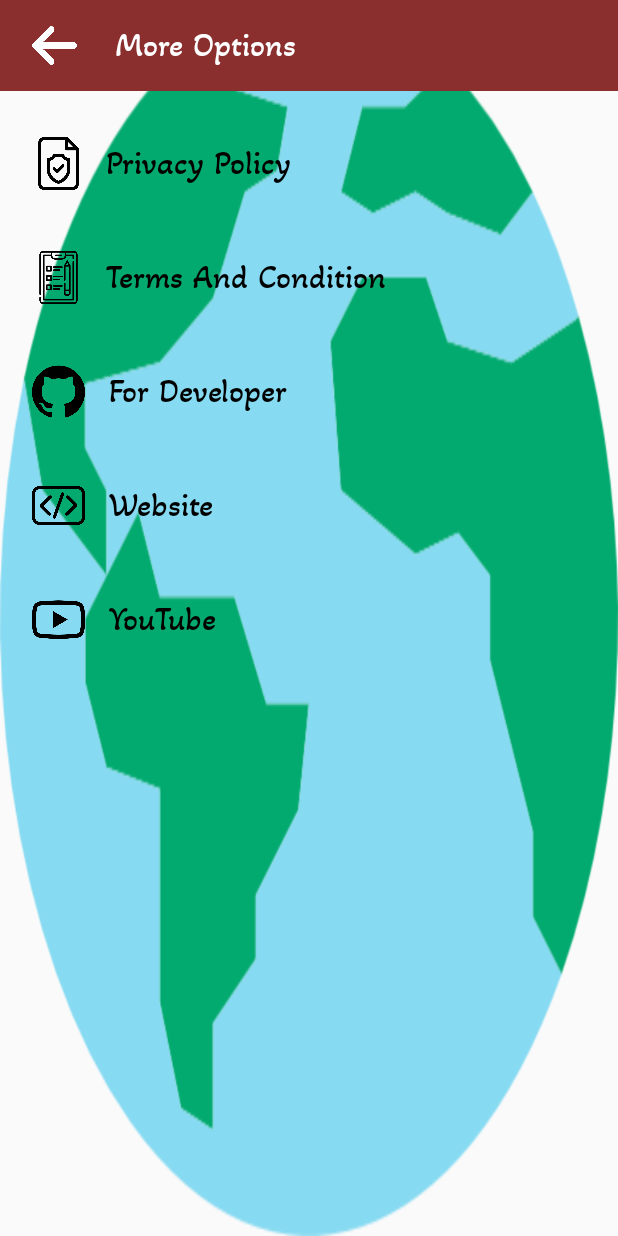
After one commit to arnoldvaz27/CountriesOfWorld, an Android app: the MoreMenu screen opened directly, with no data from a screen before it, on a phone screen of 412 x 824 dp. The commit adds this screen. Run offline under Robolectric (Android 15) with nearby library versions, the light colour scheme and no system bars; network calls fail.

Commit message:
More menu function added

```diff
--- a/app/src/main/AndroidManifest.xml
+++ b/app/src/main/AndroidManifest.xml
@@ -15,6 +15,7 @@
         android:supportsRtl="true"
         android:theme="@style/Theme.CountriesOfWorld"
         tools:ignore="AllowBackup">
+        <activity android:name=".Activity.MoreMenu"/>
         <activity android:name="com.arnold.countriesofworld.Activity.SplashScreen">
             <intent-filter>
                 <action android:name="android.intent.action.MAIN" />
--- a/app/src/main/java/com/arnold/countriesofworld/Activity/MainActivity.java
+++ b/app/src/main/java/com/arnold/countriesofworld/Activity/MainActivity.java
@@ -34,10 +34,11 @@ import org.json.JSONObject;
 import java.util.ArrayList;
 import java.util.List;
 
+@SuppressWarnings({"deprecation"})
 public class MainActivity extends AppCompatActivity implements CountryListeners {
 
     // declaration of the various views and components
-    ImageView imageView;
+    ImageView imageView, imageView1;
     String countryName, countryBorders, population, subregion, region, capital, flag, languages;
     private RecyclerView countryRecyclerView;
     private List<Country> countriesList;
@@ -54,6 +55,7 @@ public class MainActivity extends AppCompatActivity implements CountryListeners
         //initializing
         loadingBar = new ProgressDialog(this);
         imageView = findViewById(R.id.delete);
+        imageView1 = findViewById(R.id.more);
         countryRecyclerView = findViewById(R.id.RecyclerView);
 
         LinearLayoutManager linearLayoutManager = new LinearLayoutManager(MainActivity.this);
@@ -134,7 +136,7 @@ public class MainActivity extends AppCompatActivity implements CountryListeners
                 }
 
                 @Override
-            protected void onPostExecute (List < Country > countries) {
+                protected void onPostExecute(List<Country> countries) {
                     super.onPostExecute(countries);
                     if (b == 0) {
                         Display();
@@ -166,9 +168,10 @@ public class MainActivity extends AppCompatActivity implements CountryListeners
         //end of the checking of the network state
 
         //imageview with click listener, which will delete the data after the user clicks on this view
-        imageView.setOnClickListener(v ->
+        imageView.setOnClickListener(v -> DeletingData());
 
-    DeletingData());
+
+        imageView1.setOnClickListener(v -> startActivity(new Intent(getApplicationContext(), MoreMenu.class)));
 
         //imageview with click listener, which will reload the whole activity without any animation.
         findViewById(R.id.refresh).
@@ -295,6 +298,7 @@ public class MainActivity extends AppCompatActivity implements CountryListeners
                         .countryDao().getAllCountries();
             }
 
+            @SuppressLint("NotifyDataSetChanged")
             @Override
             protected void onPostExecute(List<Country> countries) {
                 super.onPostExecute(countries);
@@ -315,6 +319,7 @@ public class MainActivity extends AppCompatActivity implements CountryListeners
 
     //method for deleting all the data from the room database
     public void DeletingData() {
+        @SuppressLint("StaticFieldLeak")
         class Delete extends AsyncTask<Void, Void, List<Country>> {
             @Override
             protected List<Country> doInBackground(Void... voids) {
--- /dev/null
+++ b/app/src/main/java/com/arnold/countriesofworld/Activity/MoreMenu.java
@@ -0,0 +1,27 @@
+package com.arnold.countriesofworld.Activity;
+
+import android.content.Intent;
+import android.net.Uri;
+import android.os.Bundle;
+
+import androidx.appcompat.app.AppCompatActivity;
+
+import com.arnold.countriesofworld.R;
+
+public class MoreMenu extends AppCompatActivity {
+
+    @Override
+    protected void onCreate(Bundle savedInstanceState) {
+        super.onCreate(savedInstanceState);
+        getWindow().setStatusBarColor(getResources().getColor(R.color.holo_red));
+        setContentView(R.layout.more_menu);
+
+        findViewById(R.id.back).setOnClickListener(v -> finish());
+
+        findViewById(R.id.privacy).setOnClickListener(v -> startActivity(new Intent(Intent.ACTION_VIEW, Uri.parse("https://programmingdrive.blogspot.com/2021/08/Privacy%20Policy%20For%20Countries%20Of%20World.html"))));
+        findViewById(R.id.terms).setOnClickListener(v -> startActivity(new Intent(Intent.ACTION_VIEW, Uri.parse("https://programmingdrive.blogspot.com/2021/08/Terms%20and%20Condition%20For%20Countries%20Of%20World.html"))));
+        findViewById(R.id.developer).setOnClickListener(v -> startActivity(new Intent(Intent.ACTION_VIEW, Uri.parse("https://github.com/arnoldvaz27/CountriesOfWorld"))));
+        findViewById(R.id.website).setOnClickListener(v -> startActivity(new Intent(Intent.ACTION_VIEW, Uri.parse("https://linktr.ee/arnoldvaz"))));
+        findViewById(R.id.youtube).setOnClickListener(v -> startActivity(new Intent(Intent.ACTION_VIEW, Uri.parse("https://youtu.be/7DXtLKiA5NU"))));
+    }
+}
--- /dev/null
+++ b/app/src/main/res/drawable/menu.xml
@@ -0,0 +1,10 @@
+<vector xmlns:android="http://schemas.android.com/apk/res/android"
+    android:width="24dp"
+    android:height="24dp"
+    android:viewportWidth="24"
+    android:viewportHeight="24"
+    android:tint="?attr/colorControlNormal">
+  <path
+      android:fillColor="@android:color/white"
+      android:pathData="M3,18h18v-2L3,16v2zM3,13h18v-2L3,11v2zM3,6v2h18L21,6L3,6z"/>
+</vector>
--- a/app/src/main/res/layout/activity_main.xml
+++ b/app/src/main/res/layout/activity_main.xml
@@ -24,7 +24,7 @@
             android:text="@string/app_name"
             android:fontFamily="@font/regular"
             android:textColor="@color/white"
-            android:textSize="22sp" />
+            android:textSize="19sp" />
 
         <ImageView
             android:id="@+id/refresh"
@@ -42,6 +42,15 @@
             android:src="@drawable/delete"
             app:tint="@color/white"
             android:contentDescription="@string/delete_image" />
+
+        <ImageView
+            android:id="@+id/more"
+            android:layout_width="35dp"
+            android:layout_height="35dp"
+            android:src="@drawable/menu"
+            android:layout_marginStart="6dp"
+            app:tint="@color/white"
+            android:contentDescription="@string/moreMenu" />
 
 
 
--- /dev/null
+++ b/app/src/main/res/layout/more_menu.xml
@@ -0,0 +1,203 @@
+<?xml version="1.0" encoding="utf-8"?>
+<LinearLayout xmlns:android="http://schemas.android.com/apk/res/android"
+    xmlns:app="http://schemas.android.com/apk/res-auto"
+    xmlns:tools="http://schemas.android.com/tools"
+    android:layout_width="match_parent"
+    android:layout_height="match_parent"
+    tools:context=".Activity.MoreMenu"
+    android:background="@drawable/splashscreen"
+    android:orientation="vertical">
+
+    <LinearLayout
+        android:layout_width="match_parent"
+        android:layout_height="wrap_content"
+        android:background="@color/holo_red"
+        android:gravity="center_vertical"
+        android:orientation="horizontal"
+        android:padding="15dp"
+        android:weightSum="2">
+
+        <ImageView
+            android:id="@+id/back"
+            android:layout_width="30dp"
+            android:layout_height="30dp"
+            android:src="@drawable/back"
+            android:layout_marginStart="6dp"
+            android:layout_marginEnd="25dp"
+            app:tint="@color/white"
+            android:contentDescription="@string/moreMenu" />
+
+        <TextView
+            android:layout_width="0dp"
+            android:layout_height="wrap_content"
+            android:layout_weight="2"
+            android:includeFontPadding="false"
+            android:text="@string/more_options"
+            android:fontFamily="@font/regular"
+            android:textColor="@color/white"
+            android:textSize="22sp" />
+
+    </LinearLayout>
+
+    <LinearLayout
+        android:id="@+id/privacy"
+        android:layout_width="match_parent"
+        android:layout_height="wrap_content"
+        android:gravity="center_vertical"
+        android:orientation="horizontal"
+        android:layout_marginTop="15dp"
+        android:padding="15dp"
+        android:weightSum="2"
+        tools:ignore="UseCompoundDrawables">
+
+        <ImageView
+            android:layout_width="35dp"
+            android:layout_height="35dp"
+            android:src="@drawable/privacy"
+            android:layout_marginStart="6dp"
+            android:layout_marginEnd="14dp"
+            app:tint="@color/black"
+            android:contentDescription="@string/moreMenu" />
+
+        <TextView
+            android:layout_width="0dp"
+            android:layout_height="wrap_content"
+            android:layout_weight="2"
+            android:includeFontPadding="false"
+            android:text="@string/privacy_policy"
+            android:fontFamily="@font/regular"
+            android:textColor="@color/black"
+            android:textSize="22sp" />
+
+    </LinearLayout>
+
+    <LinearLayout
+        android:id="@+id/terms"
+        android:layout_width="match_parent"
+        android:layout_height="wrap_content"
+        android:gravity="center_vertical"
+        android:orientation="horizontal"
+        android:layout_marginTop="10dp"
+        android:padding="15dp"
+        android:weightSum="2"
+        tools:ignore="UseCompoundDrawables">
+
+        <ImageView
+            android:layout_width="35dp"
+            android:layout_height="35dp"
+            android:src="@drawable/terms"
+            android:layout_marginStart="6dp"
+            android:layout_marginEnd="14dp"
+            app:tint="@color/black"
+            android:contentDescription="@string/moreMenu" />
+
+        <TextView
+            android:layout_width="0dp"
+            android:layout_height="wrap_content"
+            android:layout_weight="2"
+            android:includeFontPadding="false"
+            android:text="@string/terms_and_condition"
+            android:fontFamily="@font/regular"
+            android:textColor="@color/black"
+            android:textSize="22sp" />
+
+    </LinearLayout>
+
+    <LinearLayout
+        android:id="@+id/developer"
+        android:layout_width="match_parent"
+        android:layout_height="wrap_content"
+        android:gravity="center_vertical"
+        android:orientation="horizontal"
+        android:layout_marginTop="10dp"
+        android:padding="15dp"
+        android:weightSum="2"
+        tools:ignore="UseCompoundDrawables">
+
+        <ImageView
+            android:layout_width="35dp"
+            android:layout_height="35dp"
+            android:src="@drawable/developer"
+            android:layout_marginStart="6dp"
+            android:layout_marginEnd="16dp"
+            app:tint="@color/black"
+            android:contentDescription="@string/moreMenu" />
+
+        <TextView
+            android:layout_width="0dp"
+            android:layout_height="wrap_content"
+            android:layout_weight="2"
+            android:includeFontPadding="false"
+            android:text="@string/for_developer"
+            android:fontFamily="@font/regular"
+            android:textColor="@color/black"
+            android:textSize="22sp" />
+
+    </LinearLayout>
+
+    <LinearLayout
+        android:id="@+id/website"
+        android:layout_width="match_parent"
+        android:layout_height="wrap_content"
+        android:gravity="center_vertical"
+        android:orientation="horizontal"
+        android:layout_marginTop="10dp"
+        android:padding="15dp"
+        android:weightSum="2"
+        tools:ignore="UseCompoundDrawables">
+
+        <ImageView
+            android:layout_width="35dp"
+            android:layout_height="35dp"
+            android:src="@drawable/website"
+            android:layout_marginStart="6dp"
+            android:layout_marginEnd="16dp"
+            app:tint="@color/black"
+            android:contentDescription="@string/moreMenu" />
+
+        <TextView
+            android:layout_width="0dp"
+            android:layout_height="wrap_content"
+            android:layout_weight="2"
+            android:includeFontPadding="false"
+            android:text="@string/website"
+            android:fontFamily="@font/regular"
+            android:textColor="@color/black"
+            android:textSize="22sp" />
+
+    </LinearLayout>
+
+    <LinearLayout
+        android:id="@+id/youtube"
+        android:layout_width="match_parent"
+        android:layout_height="wrap_content"
+        android:gravity="center_vertical"
+        android:orientation="horizontal"
+        android:layout_marginTop="10dp"
+        android:padding="15dp"
+        android:weightSum="2"
+        tools:ignore="UseCompoundDrawables">
+
+        <ImageView
+            android:layout_width="35dp"
+            android:layout_height="35dp"
+            android:src="@drawable/youtube"
+            android:layout_marginStart="6dp"
+            android:layout_marginEnd="16dp"
+            app:tint="@color/black"
+            android:contentDescription="@string/moreMenu" />
+
+        <TextView
+            android:layout_width="0dp"
+            android:layout_height="wrap_content"
+            android:layout_weight="2"
+            android:includeFontPadding="false"
+            android:text="@string/youtube"
+            android:fontFamily="@font/regular"
+            android:textColor="@color/black"
+            android:textSize="22sp" />
+
+    </LinearLayout>
+
+
+</LinearLayout>
--- a/app/src/main/res/values/strings.xml
+++ b/app/src/main/res/values/strings.xml
@@ -6,4 +6,11 @@
     <string name="reload_image">Reload Image</string>
     <string name="flag_image">Flag Images</string>
     <string name="countries_information">Countries Information</string>
+    <string name="moreMenu">More Menu</string>
+    <string name="more_options">More Options</string>
+    <string name="privacy_policy">Privacy Policy</string>
+    <string name="terms_and_condition">Terms And Condition</string>
+    <string name="for_developer">For Developer</string>
+    <string name="website">Website</string>
+    <string name="youtube">YouTube</string>
 </resources>
```
Also changed, not shown: app/src/main/res/drawable/back.png (added), app/src/main/res/drawable/developer.png (added), app/src/main/res/drawable/privacy.png (added), app/src/main/res/drawable/terms.png (added), app/src/main/res/drawable/website.png (added), app/src/main/res/drawable/youtube.png (added). Lines whose indentation alone changed are shown as unchanged.
